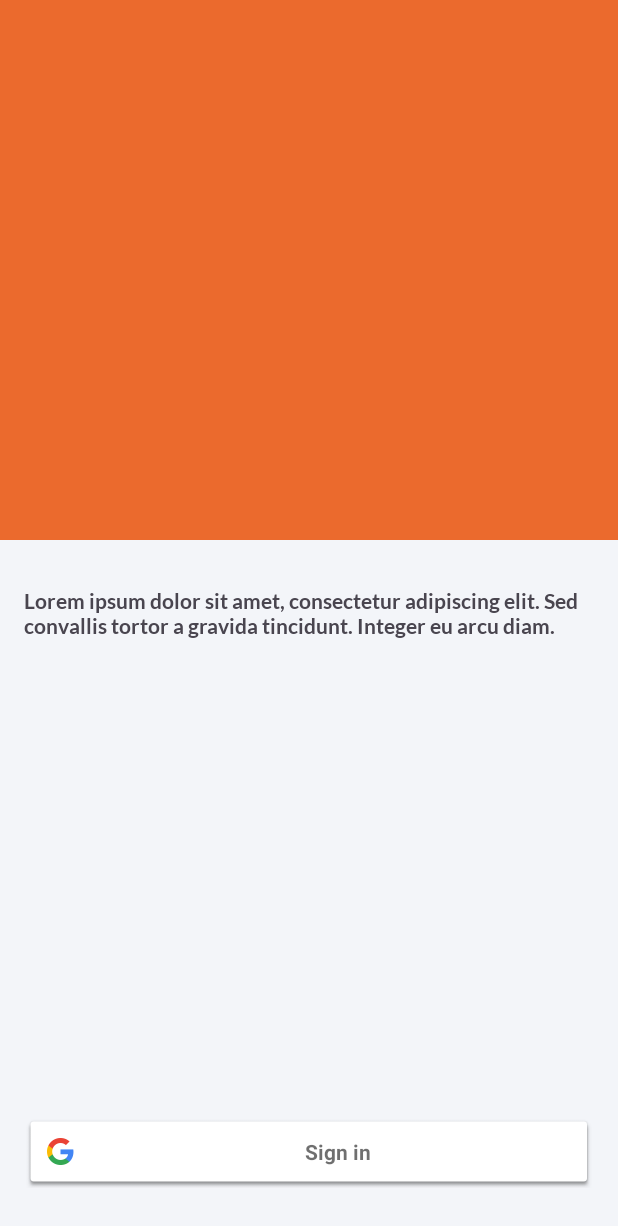
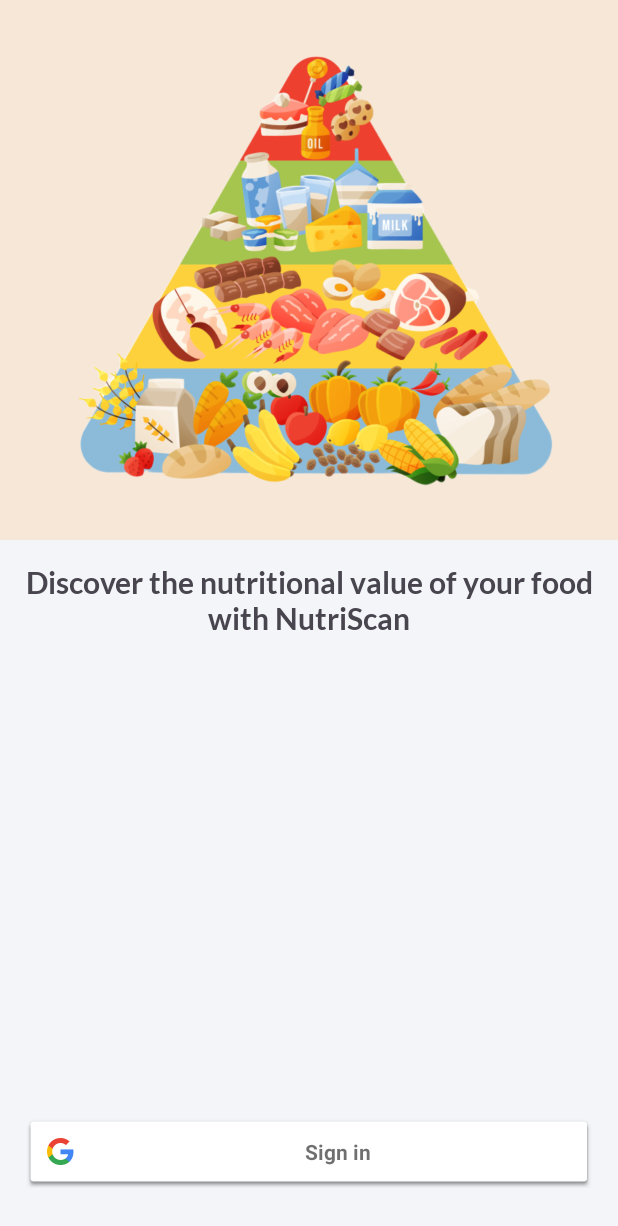
Before and after one commit to C23-PS106/NutriScan, an Android app: the screen it shows after launch (LoginActivity), on a phone screen of 412 x 824 dp. Shown: the top 1226 px of the screen. Run offline under Robolectric (Android 15) with nearby library versions, the phone set to English and light mode, and no system bars; our stand-ins replace Firebase (no records; nobody signed in at launch, a user with empty details on screens opened directly).

Commit message:
add illustration for login page

```diff
--- a/NutriScan/app/src/main/res/layout/activity_login.xml
+++ b/NutriScan/app/src/main/res/layout/activity_login.xml
@@ -11,7 +11,8 @@
         android:id="@+id/imageView"
         android:layout_width="0dp"
         android:layout_height="360dp"
-        android:background="@color/orange"
+        android:background="@color/light_orange"
+        android:src="@drawable/food_pyramid"
         app:layout_constraintEnd_toEndOf="parent"
         app:layout_constraintStart_toStartOf="parent"
         app:layout_constraintTop_toTopOf="parent" />
@@ -21,10 +22,12 @@
         android:layout_width="0dp"
         android:layout_height="wrap_content"
         android:layout_marginStart="16dp"
-        android:layout_marginTop="32dp"
+        android:layout_marginTop="16dp"
         android:layout_marginEnd="16dp"
         android:fontFamily="@font/lato_bold"
-        android:text="@string/lorem_ipsum"
+        android:text="@string/login_title"
+        android:textAlignment="center"
+        android:textSize="20sp"
         app:layout_constraintEnd_toEndOf="parent"
         app:layout_constraintHorizontal_bias="0.084"
         app:layout_constraintStart_toStartOf="parent"
--- a/NutriScan/app/src/main/res/layout/activity_result.xml
+++ b/NutriScan/app/src/main/res/layout/activity_result.xml
@@ -4,6 +4,7 @@
     xmlns:tools="http://schemas.android.com/tools"
     android:layout_width="match_parent"
     android:layout_height="match_parent"
+    android:background="@color/white"
     tools:context=".ResultActivity">
 
     <ImageView
--- a/NutriScan/app/src/main/res/values/strings.xml
+++ b/NutriScan/app/src/main/res/values/strings.xml
@@ -9,6 +9,7 @@
     <string name="mail_placeholder">johnDoe@mail.com</string>
     <string name="name_placeholder">John Doe</string>
     <string name="profile_information">Profile Information</string>
+    <string name="login_title">Discover the nutritional value of your food with NutriScan</string>
 
     <string-array name="food_classes">
         <item>ayam_goreng</item>
```
Also changed, not shown: NutriScan/app/src/main/res/drawable/food_pyramid.png (added).
